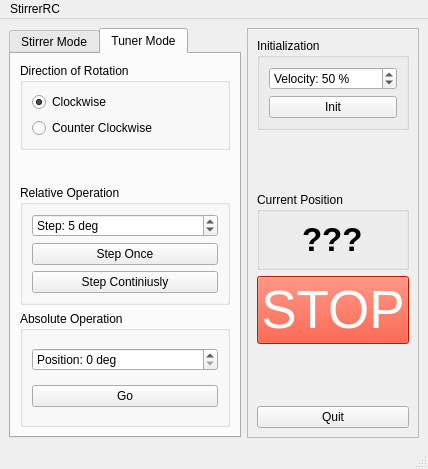
This is mainwindow_ui.ui in hgkdd/TeseqStirrer as Qt 5 draws it before an edit. The edited form follows.
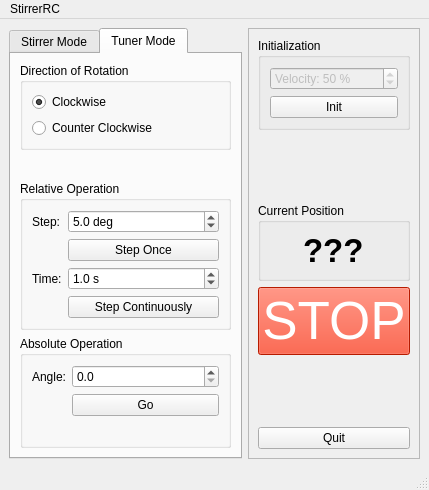
This is the edited form. The open tabs and pages were chosen to show the change.

Diff of the .ui file:
```diff
--- a/mainwindow_ui.ui
+++ b/mainwindow_ui.ui
@@ -6,8 +6,8 @@
    <rect>
     <x>0</x>
     <y>0</y>
-    <width>428</width>
-    <height>469</height>
+    <width>429</width>
+    <height>490</height>
    </rect>
   </property>
   <property name="windowTitle">
@@ -114,74 +114,105 @@
             </layout>
            </widget>
           </item>
-          <item row="1" column="0">
-           <widget class="QGroupBox" name="groupBox_2">
-            <property name="title">
-             <string>Relative Operation</string>
-            </property>
-            <layout class="QVBoxLayout" name="verticalLayout_3">
-             <item>
-              <widget class="QSpinBox" name="step_spinBox">
-               <property name="suffix">
-                <string> deg</string>
-               </property>
-               <property name="prefix">
-                <string>Step: </string>
-               </property>
-               <property name="minimum">
-                <number>1</number>
-               </property>
-               <property name="maximum">
-                <number>360</number>
-               </property>
-               <property name="value">
-                <number>5</number>
-               </property>
-              </widget>
-             </item>
-             <item>
-              <widget class="QPushButton" name="tunmode_steo_once_pushButton">
-               <property name="text">
-                <string>Step Once</string>
-               </property>
-              </widget>
-             </item>
-             <item>
-              <widget class="QPushButton" name="tunmode_step_cont_pushButton">
-               <property name="text">
-                <string>Step Continiusly</string>
-               </property>
-              </widget>
-             </item>
-            </layout>
-           </widget>
-          </item>
-          <item row="2" column="0">
+          <item row="3" column="0">
            <widget class="QGroupBox" name="groupBox_5">
             <property name="title">
              <string>Absolute Operation</string>
             </property>
-            <layout class="QVBoxLayout" name="verticalLayout_6">
-             <item>
-              <widget class="QSpinBox" name="tunmode_abs_pos_spinBox">
-               <property name="suffix">
-                <string> deg</string>
-               </property>
-               <property name="prefix">
-                <string>Position: </string>
-               </property>
-               <property name="maximum">
-                <number>359</number>
-               </property>
-              </widget>
-             </item>
-             <item>
+            <layout class="QFormLayout" name="formLayout_2">
+             <item row="1" column="1">
               <widget class="QPushButton" name="tun_mode_abs_go_pushButton">
                <property name="text">
                 <string>Go</string>
                </property>
               </widget>
              </item>
+             <item row="0" column="0">
+              <widget class="QLabel" name="label_3">
+               <property name="text">
+                <string>Angle:</string>
+               </property>
+              </widget>
+             </item>
+             <item row="0" column="1">
+              <widget class="QDoubleSpinBox" name="tunmode_abs_pos_doubleSpinBox">
+               <property name="decimals">
+                <number>1</number>
+               </property>
+               <property name="maximum">
+                <double>360.000000000000000</double>
+               </property>
+              </widget>
+             </item>
+            </layout>
+           </widget>
+          </item>
+          <item row="1" column="0">
+           <widget class="QGroupBox" name="groupBox_2">
+            <property name="title">
+             <string>Relative Operation</string>
+            </property>
+            <layout class="QFormLayout" name="formLayout">
+             <item row="0" column="0">
+              <widget class="QLabel" name="label">
+               <property name="text">
+                <string>Step:</string>
+               </property>
+              </widget>
+             </item>
+             <item row="0" column="1">
+              <widget class="QDoubleSpinBox" name="step_doubleSpinBox">
+               <property name="suffix">
+                <string> deg</string>
+               </property>
+               <property name="decimals">
+                <number>1</number>
+               </property>
+               <property name="maximum">
+                <double>360.000000000000000</double>
+               </property>
+               <property name="value">
+                <double>5.000000000000000</double>
+               </property>
+              </widget>
+             </item>
+             <item row="1" column="1">
+              <widget class="QPushButton" name="tunmode_step_once_pushButton">
+               <property name="text">
+                <string>Step Once</string>
+               </property>
+              </widget>
+             </item>
+             <item row="2" column="0">
+              <widget class="QLabel" name="label_2">
+               <property name="text">
+                <string>Time:</string>
+               </property>
+              </widget>
+             </item>
+             <item row="2" column="1">
+              <widget class="QDoubleSpinBox" name="tun_mode_time_doubleSpinBox">
+               <property name="suffix">
+                <string> s</string>
+               </property>
+               <property name="decimals">
+                <number>1</number>
+               </property>
+               <property name="maximum">
+                <double>3600.000000000000000</double>
+               </property>
+               <property name="value">
+                <double>1.000000000000000</double>
+               </property>
+              </widget>
+             </item>
+             <item row="3" column="1">
+              <widget class="QPushButton" name="tunmode_step_cont_pushButton">
+               <property name="text">
+                <string>Step Continuously</string>
+               </property>
+              </widget>
+             </item>
             </layout>
            </widget>
           </item>
@@ -210,6 +241,9 @@
                <layout class="QVBoxLayout" name="verticalLayout">
                 <item>
                  <widget class="QSpinBox" name="velocity_spinBox">
+                  <property name="enabled">
+                   <bool>false</bool>
+                  </property>
                   <property name="suffix">
                    <string> %</string>
                   </property>
@@ -330,8 +364,8 @@
     <rect>
      <x>0</x>
      <y>0</y>
-     <width>428</width>
-     <height>37</height>
+     <width>429</width>
+     <height>22</height>
     </rect>
    </property>
    <widget class="QMenu" name="menuStirrerRC">
```
Left out of the diff: 5 changed lines with no effect on the pictures.
